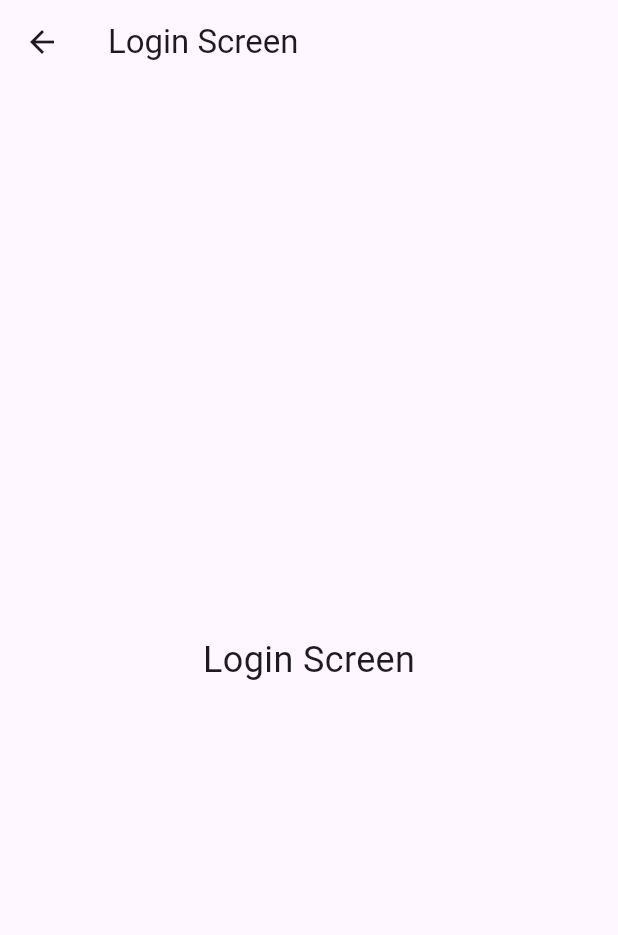
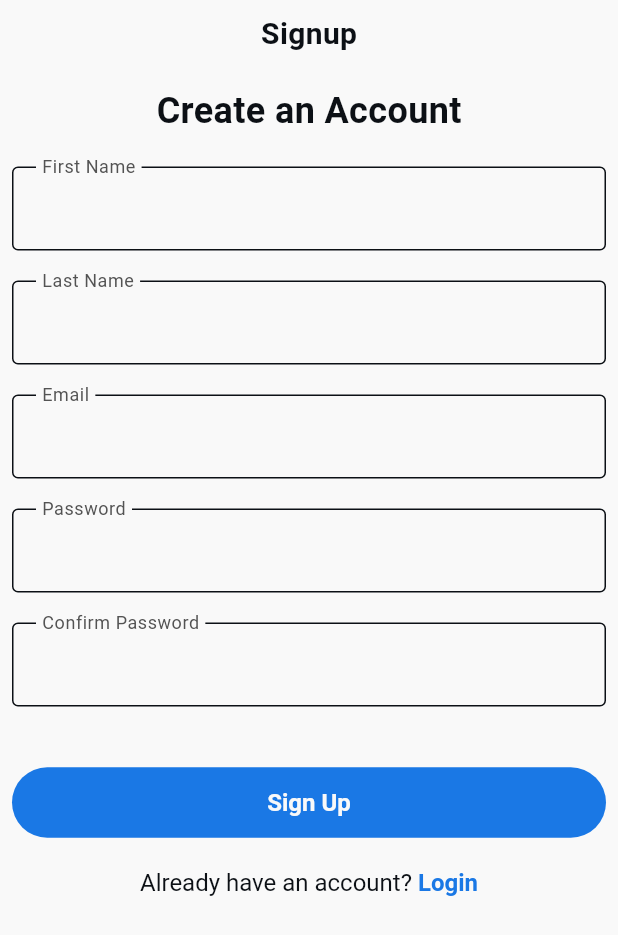
Before and after one commit to Ahmed-Abdelghany-11/Library_App, a Flutter app: the screen it shows after launch, on a phone screen of 412 x 824 dp. Shown: the top 935 px of the screen. Run offline on Flutter 3.47's test engine with Material 3 defaults, Android fonts, the phone set to English and light mode, and no system bars; our stand-ins replace cloud_firestore, dio, equatable, firebase_auth, firebase_core, flutter_bloc and 5 more; accounts and stored records are empty.

Commit message:
add signup screen with form validation and navigation

```diff
--- /dev/null
+++ b/lib/core/assets/app_colors.dart
@@ -0,0 +1,49 @@
+import 'package:flutter/material.dart';
+
+class AppColors {
+  static const int baseColor = 1000;
+  static const int colorCode10 = 10;
+  static const int colorCode20 = 20;
+  static const int colorCode30 = 30;
+  static const int colorCode40 = 40;
+  static const int colorCode50 = 50;
+  static const int colorCode60 = 60;
+  static const int colorCode70 = 70;
+  static const int colorCode80 = 80;
+  static const int colorCode90 = 90;
+  static const int colorCode100 = 100;
+  static const Color green = Color(0xFF11CE19);
+  static const Color successGreen = Color(0xFF0CB359);
+  static const Color red = Color(0xFFCC1010);
+  static const Color gray = Color(0xFF535353);
+  static const Color blue = Color(0xFF1A78E5);
+  static const Color lightGray = Color(0xFFA6A6A6);
+  static const Color lightPink = Color(0xFFF9ECF0);
+  static const MaterialColor black = MaterialColor(0xFF0C1015, <int, Color>{
+    baseColor: Color(0xFF0C1015),
+    colorCode10: Color(0xFFCECFD0),
+    colorCode20: Color(0xFFAEAFB1),
+    colorCode30: Color(0xFF85878A),
+    colorCode40: Color(0xFF5D6063),
+    colorCode50: Color(0xFF35383C),
+    colorCode60: Color(0xFF0A0D12),
+    colorCode70: Color(0xFF080B0E),
+    colorCode80: Color(0xFF06080B),
+    colorCode90: Color(0xFF040507),
+    colorCode100: Color(0xFF020304),
+  });
+
+  static const MaterialColor white = MaterialColor(0xFFF9F9F9, <int, Color>{
+    baseColor: Color(0xFFF9F9F9),
+    colorCode10: Color(0xFFFEFEFE),
+    colorCode20: Color(0xFFFDFDFD),
+    colorCode30: Color(0xFFFCFCFC),
+    colorCode40: Color(0xFFFCFCFC),
+    colorCode50: Color(0xFFFAFAFA),
+    colorCode60: Color(0xFFCFCFCF),
+    colorCode70: Color(0xFFA6A6A6),
+    colorCode80: Color(0xFF7D7D7D),
+    colorCode90: Color(0xFF535353),
+    colorCode100: Color(0xFF323232),
+  });
+}
--- /dev/null
+++ b/lib/core/theme/app_theme.dart
@@ -0,0 +1,133 @@
+import 'package:flutter/material.dart';
+
+import '../assets/app_colors.dart';
+
+class AppTheme {
+  static ThemeData appTheme = ThemeData(
+    scaffoldBackgroundColor: AppColors.white,
+    primaryColor: AppColors.blue,
+    secondaryHeaderColor: AppColors.black,
+    textTheme: const TextTheme(
+      titleLarge: TextStyle(color: AppColors.black),
+      titleMedium: TextStyle(color: AppColors.black),
+      titleSmall: TextStyle(color: AppColors.black),
+      labelLarge: TextStyle(color: AppColors.black),
+      labelMedium: TextStyle(color: AppColors.black),
+      labelSmall: TextStyle(color: AppColors.black),
+      bodyLarge: TextStyle(color: AppColors.black),
+      bodyMedium: TextStyle(color: AppColors.black),
+      bodySmall: TextStyle(color: AppColors.black),
+    ),
+    progressIndicatorTheme: const ProgressIndicatorThemeData(
+      color: AppColors.blue,
+    ),
+    elevatedButtonTheme: ElevatedButtonThemeData(
+      style: ButtonStyle(
+        backgroundColor: WidgetStateProperty.all(AppColors.blue),
+        foregroundColor: WidgetStateProperty.all(AppColors.white),
+        shape: WidgetStateProperty.all(
+          RoundedRectangleBorder(borderRadius: BorderRadius.circular(10000)),
+        ),
+        elevation: WidgetStateProperty.all(0),
+        textStyle: WidgetStateProperty.all(
+          const TextStyle(
+            fontWeight: FontWeight.w600,
+            fontSize: 16,
+            color: AppColors.white,
+          ),
+        ),
+        padding: WidgetStateProperty.all(const EdgeInsets.all(14)),
+      ),
+    ),
+    inputDecorationTheme: InputDecorationTheme(
+      floatingLabelBehavior: FloatingLabelBehavior.always,
+      errorStyle: const TextStyle(color: AppColors.red, fontSize: 12),
+      contentPadding: const EdgeInsets.all(16),
+      iconColor: AppColors.blue,
+      hintStyle: TextStyle(
+        color: AppColors.black[AppColors.colorCode30],
+        fontSize: 14,
+      ),
+      prefixIconColor: AppColors.black,
+      suffixIconColor: AppColors.black,
+      labelStyle: TextStyle(
+        fontSize: 12,
+        color: AppColors.black[AppColors.colorCode40],
+      ),
+      border: OutlineInputBorder(
+        borderRadius: BorderRadius.circular(4),
+        borderSide: BorderSide(width: 1, color: AppColors.black),
+      ),
+      enabledBorder: OutlineInputBorder(
+        borderRadius: BorderRadius.circular(4),
+        borderSide: BorderSide(width: 1, color: AppColors.black),
+      ),
+      focusedBorder: OutlineInputBorder(
+        borderRadius: BorderRadius.circular(4),
+        borderSide: BorderSide(width: 1, color: AppColors.black),
+      ),
+      errorBorder: OutlineInputBorder(
+        borderRadius: BorderRadius.circular(4),
+        borderSide: BorderSide(width: 1, color: AppColors.red),
+      ),
+      focusedErrorBorder: OutlineInputBorder(
+        borderRadius: BorderRadius.circular(4),
+        borderSide: BorderSide(width: 1, color: AppColors.red),
+      ),
+      floatingLabelStyle: WidgetStateTextStyle.resolveWith((states) {
+        if (states.contains(WidgetState.error)) {
+          return const TextStyle(color: AppColors.red);
+        } else if (states.contains(WidgetState.focused)) {
+          return const TextStyle(color: Colors.black);
+        } else {
+          return const TextStyle(color: AppColors.gray);
+        }
+      }),
+    ),
+    appBarTheme: const AppBarTheme(
+      backgroundColor: AppColors.white,
+      foregroundColor: AppColors.black,
+      surfaceTintColor: Colors.transparent,
+      elevation: 0,
+      titleTextStyle: TextStyle(
+        fontSize: 20,
+        fontWeight: FontWeight.w500,
+        color: AppColors.black,
+      ),
+    ),
+    textButtonTheme: TextButtonThemeData(
+      style: ButtonStyle(
+        overlayColor: WidgetStateProperty.all(Colors.transparent),
+        foregroundColor: WidgetStateProperty.all(AppColors.blue),
+        textStyle: WidgetStateProperty.all(
+          const TextStyle(
+            decoration: TextDecoration.underline,
+            fontWeight: FontWeight.w400,
+            fontSize: 16,
+            color: AppColors.blue,
+          ),
+        ),
+      ),
+    ),
+    checkboxTheme: const CheckboxThemeData(
+      checkColor: WidgetStatePropertyAll(AppColors.white),
+      side: BorderSide(color: AppColors.blue),
+      overlayColor: WidgetStatePropertyAll(AppColors.blue),
+    ),
+    outlinedButtonTheme: OutlinedButtonThemeData(
+      style: OutlinedButton.styleFrom(
+        padding: const EdgeInsets.all(16),
+        foregroundColor: AppColors.blue,
+        side: const BorderSide(color: AppColors.blue),
+      ),
+    ),
+    bottomNavigationBarTheme: BottomNavigationBarThemeData(
+      type: BottomNavigationBarType.fixed,
+      backgroundColor: AppColors.white,
+      selectedItemColor: AppColors.blue,
+      unselectedItemColor: AppColors.white[AppColors.colorCode80],
+      showUnselectedLabels: true,
+      showSelectedLabels: true,
+    ),
+  );
+}
--- a/lib/core/utils/di/di.dart
+++ b/lib/core/utils/di/di.dart
@@ -1,8 +1,10 @@
-import 'package:library_app/core/utils/di/di.config.dart';
 import 'package:get_it/get_it.dart';
 import 'package:injectable/injectable.dart';
 
+import 'di.config.dart';
+
 final getIt = GetIt.instance;
+
 @InjectableInit(
   initializerName: 'init',
   preferRelativeImports: true,
--- /dev/null
+++ b/lib/core/utils/di/modules/firebase_firestore_module.dart
@@ -0,0 +1,12 @@
+import 'package:cloud_firestore/cloud_firestore.dart';
+import 'package:firebase_auth/firebase_auth.dart';
+import 'package:injectable/injectable.dart';
+
+@module
+abstract class FirebaseInjectableModule {
+  @lazySingleton
+  FirebaseAuth get auth => FirebaseAuth.instance;
+
+  @lazySingleton
+  FirebaseFirestore get firestore => FirebaseFirestore.instance;
+}
--- a/lib/core/utils/routes/app_routes.dart
+++ b/lib/core/utils/routes/app_routes.dart
@@ -3,6 +3,7 @@ import 'package:flutter/material.dart';
 import 'package:library_app/core/utils/routes/route_name.dart';
 
 import '../../../features/auth/presentation/view/screens/login_screen.dart';
+import '../../../features/auth/presentation/view/screens/signup_screen.dart';
 
 class AppRoutes {
   static Route? generateRoute(RouteSettings settings) {
@@ -14,7 +15,7 @@ class AppRoutes {
         );
       case RouteName.signUpScreen:
         return _handelMaterialPageRoute(
-          widget: Placeholder(),
+          widget: SignupScreen(),
           settings: settings,
         );
       case RouteName.homeScreen:
--- /dev/null
+++ b/lib/core/utils/shared/custom_text_form_field.dart
@@ -0,0 +1,29 @@
+import 'package:flutter/material.dart';
+
+class CustomTextFormField extends StatelessWidget {
+  final TextEditingController controller;
+  final String label;
+  final String? Function(String?)? validator;
+  final bool? obscureText;
+
+  const CustomTextFormField({
+    super.key,
+    required this.controller,
+    required this.label,
+    this.validator,
+    this.obscureText,
+  });
+
+  @override
+  Widget build(BuildContext context) {
+    return Padding(
+      padding: const EdgeInsets.only(bottom: 20),
+      child: TextFormField(
+        controller: controller,
+        validator: validator,
+        obscureText: obscureText ?? false,
+        decoration: InputDecoration(labelText: label),
+      ),
+    );
+  }
+}
--- a/lib/features/auth/data/data_source/remote/auth_remote_data_source_impl.dart
+++ b/lib/features/auth/data/data_source/remote/auth_remote_data_source_impl.dart
@@ -26,6 +26,7 @@ class AuthRemoteDataSourceImpl implements AuthRemoteDataSource {
     );
 
     final uid = credential.user?.uid;
+
     request.id = uid;
 
     await _firestore.collection('users').doc(uid).set(request.toJson());
--- a/lib/features/auth/data/model/signup_request_dto.dart
+++ b/lib/features/auth/data/model/signup_request_dto.dart
@@ -5,7 +5,6 @@ class SignupRequestDto {
   String? firstName;
   String? lastName;
   String? email;
-  String? phoneNumber;
   String? password;
   String? confirmPassword;
 
@@ -14,7 +13,6 @@ class SignupRequestDto {
     this.firstName,
     this.lastName,
     this.email,
-    this.phoneNumber,
     this.password,
     this.confirmPassword,
   });
@@ -24,7 +22,6 @@ class SignupRequestDto {
     firstName = json['firstName'];
     lastName = json['lastName'];
     email = json['email'];
-    phoneNumber = json['phoneNumber'];
   }
 
   Map<String, dynamic> toJson() {
@@ -33,7 +30,6 @@ class SignupRequestDto {
     data['firstName'] = firstName;
     data['lastName'] = lastName;
     data['email'] = email;
-    data['phoneNumber'] = phoneNumber;
     return data;
   }
 
@@ -43,7 +39,6 @@ class SignupRequestDto {
       firstName: entity.firstName,
       lastName: entity.lastName,
       email: entity.email,
-      phoneNumber: entity.phoneNumber,
       password: entity.password,
       confirmPassword: entity.confirmPassword,
     );
--- a/lib/features/auth/data/model/user_dto.dart
+++ b/lib/features/auth/data/model/user_dto.dart
@@ -3,15 +3,8 @@ class UserDto {
   String? firstName;
   String? lastName;
   String? email;
-  String? phoneNumber;
 
-  UserDto({
-    this.id,
-    this.firstName,
-    this.lastName,
-    this.email,
-    this.phoneNumber,
-  });
+  UserDto({this.id, this.firstName, this.lastName, this.email});
 
   Map<String, dynamic> toJson() {
     final Map<String, dynamic> data = <String, dynamic>{};
@@ -19,7 +12,6 @@ class UserDto {
     data['firstName'] = firstName;
     data['lastName'] = lastName;
     data['email'] = email;
-    data['phoneNumber'] = phoneNumber;
     return data;
   }
 }
--- a/lib/features/auth/domain/entity/user_request_entity.dart
+++ b/lib/features/auth/domain/entity/user_request_entity.dart
@@ -3,7 +3,6 @@ class UserRequestEntity {
   String? firstName;
   String? lastName;
   String? email;
-  String? phoneNumber;
   String? password;
   String? confirmPassword;
 
@@ -12,7 +11,6 @@ class UserRequestEntity {
     this.firstName,
     this.lastName,
     this.email,
-    this.phoneNumber,
     this.password,
     this.confirmPassword,
   });
--- /dev/null
+++ b/lib/features/auth/presentation/view/screens/signup_screen.dart
@@ -0,0 +1,66 @@
+import 'package:flutter/material.dart';
+import 'package:flutter_bloc/flutter_bloc.dart';
+import 'package:library_app/core/base/base_state.dart';
+import 'package:library_app/core/utils/di/di.dart';
+import '../../../../../core/utils/routes/route_name.dart';
+import '../../view_model/signup/signup_cubit.dart';
+import '../../view_model/signup/signup_state.dart';
+import '../widgets/signup/already_have_account.dart';
+import '../widgets/signup/signup_form.dart';
+import '../widgets/signup/signup_header.dart';
+
+class SignupScreen extends StatelessWidget {
+  SignupScreen({super.key});
+
+  final viewModel = getIt<SignupCubit>();
+
+  @override
+  Widget build(BuildContext context) {
+    return Scaffold(
+      body: BlocProvider(
+        create: (context) => viewModel,
+        child: SafeArea(
+          child: SingleChildScrollView(
+            child: Padding(
+              padding: const EdgeInsets.all(8.0),
+              child: Column(
+                children: [
+                  const SignupHeader(),
+                  const SizedBox(height: 20),
+                  BlocListener<SignupCubit, SignupState>(
+                    listener: (context, state) {
+                      if (state.signupState is BaseSuccessState) {
+                        Navigator.of(context, rootNavigator: true).maybePop();
+                        Navigator.pushReplacementNamed(
+                          context,
+                          RouteName.loginScreen,
+                        );
+                      } else if (state.signupState is BaseErrorState) {
+                        Navigator.of(context, rootNavigator: true).maybePop();
+                        final errorMessage =
+                            (state.signupState as BaseErrorState).errorMessage;
+                        ScaffoldMessenger.of(
+                          context,
+                        ).showSnackBar(SnackBar(content: Text(errorMessage)));
+                      } else if (state.signupState is BaseLoadingState) {
+                        showDialog(
+                          context: context,
+                          barrierDismissible: false,
+                          builder: (_) =>
+                              const Center(child: CircularProgressIndicator()),
+                        );
+                      }
+                    },
+                    child: SignupForm(),
+                  ),
+                  const SizedBox(height: 20),
+                  const AlreadyHaveAccount(),
+                ],
+              ),
+            ),
+          ),
+        ),
+      ),
+    );
+  }
+}
--- /dev/null
+++ b/lib/features/auth/presentation/view/widgets/signup/already_have_account.dart
@@ -0,0 +1,33 @@
+import 'package:flutter/gestures.dart';
+import 'package:flutter/material.dart';
+
+import '../../../../../../core/assets/app_colors.dart';
+import '../../../../../../core/utils/routes/route_name.dart';
+
+class AlreadyHaveAccount extends StatelessWidget {
+  const AlreadyHaveAccount({super.key});
+
+  @override
+  Widget build(BuildContext context) {
+    return RichText(
+      text: TextSpan(
+        text: 'Already have an account? ',
+        style: const TextStyle(color: AppColors.black, fontSize: 16),
+        children: [
+          TextSpan(
+            text: 'Login',
+            style: const TextStyle(
+              color: AppColors.blue,
+              fontSize: 16,
+              fontWeight: FontWeight.bold,
+            ),
+            recognizer: TapGestureRecognizer()
+              ..onTap = () {
+                Navigator.pushNamed(context, RouteName.loginScreen);
+              },
+          ),
+        ],
+      ),
+    );
+  }
+}
--- /dev/null
+++ b/lib/features/auth/presentation/view/widgets/signup/signup_form.dart
@@ -0,0 +1,64 @@
+import 'package:flutter/material.dart';
+import 'package:flutter_bloc/flutter_bloc.dart';
+
+import '../../../../../../core/utils/shared/custom_text_form_field.dart';
+import '../../../view_model/signup/signup_cubit.dart';
+import '../../../view_model/signup/signup_state.dart';
+
+class SignupForm extends StatelessWidget {
+  const SignupForm({super.key});
+
+  @override
+  Widget build(BuildContext context) {
+    final viewModel = context.read<SignupCubit>();
+    return Form(
+      key: viewModel.formKey,
+      child: Column(
+        children: [
+          CustomTextFormField(
+            controller: viewModel.firstNameController,
+            label: 'First Name',
+            validator: (value) => viewModel.validator.validateName(value ?? ''),
+          ),
+          CustomTextFormField(
+            controller: viewModel.lastNameController,
+            label: 'Last Name',
+            validator: (value) => viewModel.validator.validateName(value ?? ''),
+          ),
+          CustomTextFormField(
+            controller: viewModel.emailController,
+            label: 'Email',
+            validator: (value) =>
+                viewModel.validator.validateEmail(value ?? ''),
+          ),
+          CustomTextFormField(
+            controller: viewModel.passwordController,
+            label: 'Password',
+            obscureText: true,
+            validator: (value) =>
+                viewModel.validator.validatePassword(value ?? ''),
+          ),
+          CustomTextFormField(
+            controller: viewModel.confirmPasswordController,
+            label: 'Confirm Password',
+            obscureText: true,
+            validator: (value) => viewModel.validator.validateConfirmPassword(
+              value ?? '',
+              viewModel.passwordController.text,
+            ),
+          ),
+          const SizedBox(height: 20),
+          SizedBox(
+            width: double.infinity,
+            child: ElevatedButton(
+              onPressed: () {
+                viewModel.doIntent(Signup());
+              },
+              child: const Text('Sign Up'),
+            ),
+          ),
+        ],
+      ),
+    );
+  }
+}
--- /dev/null
+++ b/lib/features/auth/presentation/view/widgets/signup/signup_header.dart
@@ -0,0 +1,22 @@
+import 'package:flutter/material.dart';
+
+class SignupHeader extends StatelessWidget {
+  const SignupHeader();
+
+  @override
+  Widget build(BuildContext context) {
+    return Column(
+      children: const [
+        Text(
+          'Signup',
+          style: TextStyle(fontSize: 20, fontWeight: FontWeight.bold),
+        ),
+        SizedBox(height: 20),
+        Text(
+          'Create an Account',
+          style: TextStyle(fontSize: 24, fontWeight: FontWeight.bold),
+        ),
+      ],
+    );
+  }
+}
--- a/lib/features/auth/presentation/view_model/signup/signup_cubit.dart
+++ b/lib/features/auth/presentation/view_model/signup/signup_cubit.dart
@@ -1,35 +1,39 @@
 import 'package:flutter/cupertino.dart';
 import 'package:flutter_bloc/flutter_bloc.dart';
+import 'package:injectable/injectable.dart';
 import 'package:library_app/core/base/base_state.dart';
 import 'package:library_app/core/utils/networking/api_result.dart';
+import 'package:library_app/core/utils/validators/validator.dart';
 import 'package:library_app/features/auth/domain/entity/user_request_entity.dart';
 import 'package:library_app/features/auth/presentation/view_model/signup/signup_state.dart';
 
 import '../../../domain/usecase/signup_use_case.dart';
 
+@injectable
 class SignupCubit extends Cubit<SignupState> {
   final SignupUseCase _signupUseCase;
-  SignupCubit(this._signupUseCase)
+  final Validator validator;
+  SignupCubit(this._signupUseCase, this.validator)
     : super(SignupState(signupState: BaseInitialState()));
 
   final GlobalKey<FormState> formKey = GlobalKey<FormState>();
   final TextEditingController firstNameController = TextEditingController();
   final TextEditingController lastNameController = TextEditingController();
   final TextEditingController emailController = TextEditingController();
-  final TextEditingController phoneNumberController = TextEditingController();
   final TextEditingController passwordController = TextEditingController();
   final TextEditingController confirmPasswordController =
       TextEditingController();
 
   Future<void> _signup() async {
+    if (formKey.currentState?.validate() ?? false) {
       emit(state.copyWith(signupState: BaseLoadingState()));
       final result = await _signupUseCase.call(
         UserRequestEntity(
           firstName: firstNameController.text,
           lastName: lastNameController.text,
           email: emailController.text,
-        phoneNumber: phoneNumberController.text,
           password: passwordController.text,
+          confirmPassword: confirmPasswordController.text,
         ),
       );
       switch (result) {
@@ -45,6 +49,7 @@ class SignupCubit extends Cubit<SignupState> {
           );
       }
     }
+  }
 
   void doIntent(SignupAction action) {
     switch (action) {
@@ -57,7 +62,6 @@ class SignupCubit extends Cubit<SignupState> {
     firstNameController.dispose();
     lastNameController.dispose();
     emailController.dispose();
-    phoneNumberController.dispose();
     passwordController.dispose();
     confirmPasswordController.dispose();
     super.close();
--- a/lib/features/auth/presentation/view_model/signup/signup_state.dart
+++ b/lib/features/auth/presentation/view_model/signup/signup_state.dart
@@ -16,20 +16,4 @@ class SignupState extends Equatable {
 
 sealed class SignupAction {}
 
-class Signup extends SignupAction {
-  final String firstName;
-  final String lastName;
-  final String email;
-  final String phoneNumber;
-  final String password;
-  final String confirmPassword;
-
-  Signup({
-    required this.firstName,
-    required this.lastName,
-    required this.email,
-    required this.phoneNumber,
-    required this.password,
-    required this.confirmPassword,
-  });
-}
+class Signup extends SignupAction {}
--- a/lib/main.dart
+++ b/lib/main.dart
@@ -5,14 +5,15 @@ import 'package:library_app/core/utils/routes/app_routes.dart';
 import 'package:library_app/core/utils/routes/route_name.dart';
 import 'package:logger/logger.dart';
 
+import 'core/theme/app_theme.dart';
 import 'core/utils/bloc_observer/bloc_observer_service.dart';
 import 'core/utils/di/di.dart';
 import 'firebase_options.dart';
 
 void main() async {
   WidgetsFlutterBinding.ensureInitialized();
+  await configureDependencies();
   await Firebase.initializeApp(options: DefaultFirebaseOptions.currentPlatform);
-  await configureDependencies();
 
   Bloc.observer = BlocObserverService(getIt<Logger>());
   runApp(const MyApp());
@@ -24,8 +25,9 @@ class MyApp extends StatelessWidget {
   @override
   Widget build(BuildContext context) {
     return MaterialApp(
+      theme: AppTheme.appTheme,
       onGenerateRoute: AppRoutes.generateRoute,
-      initialRoute: RouteName.loginScreen,
+      initialRoute: RouteName.signUpScreen,
     );
   }
 }
```
Also changed, not shown: lib/core/utils/di/modules/firebase_auth_module.dart (added, +8 -0 lines), pubspec.yaml (+4 -4 lines), lib/core/utils/di/di.config.dart, 2 other files. Lines whose indentation alone changed are shown as unchanged.
